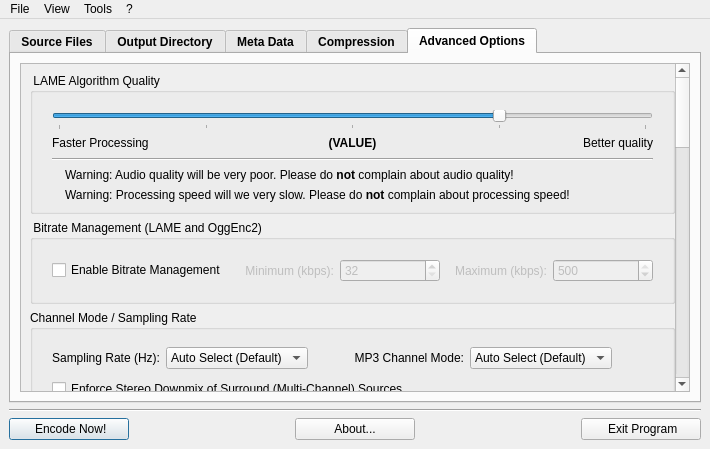
Old version of the form gui/MainWindow.ui in the repository lordmulder/LameXP.
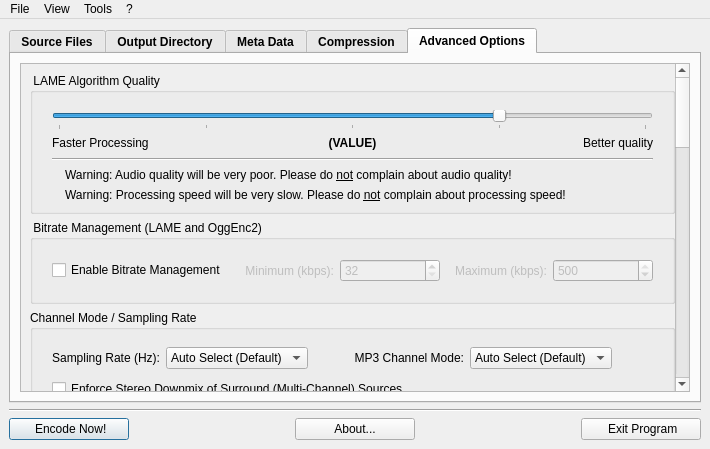
New version of the form. The open tabs and pages were chosen to show the change. Icons and pictures are not drawn.

```diff
--- a/gui/MainWindow.ui
+++ b/gui/MainWindow.ui
@@ -1389,7 +1389,7 @@
                           </sizepolicy>
                          </property>
                          <property name="text">
-                          <string>Warning: Audio quality will be very poor. Please do &lt;b&gt;not&lt;/b&gt; complain about audio quality!</string>
+                          <string>Warning: Audio quality will be very poor. Please do &lt;u&gt;not&lt;/u&gt; complain about audio quality!</string>
                          </property>
                         </widget>
                        </item>
@@ -1416,7 +1416,7 @@
                           </sizepolicy>
                          </property>
                          <property name="text">
-                          <string>Warning: Processing speed will we very slow. Please do &lt;b&gt;not&lt;/b&gt; complain about processing speed!</string>
+                          <string>Warning: Processing speed will be very slow. Please do &lt;u&gt;not&lt;/u&gt; complain about processing speed!</string>
                          </property>
                         </widget>
                        </item>
```
